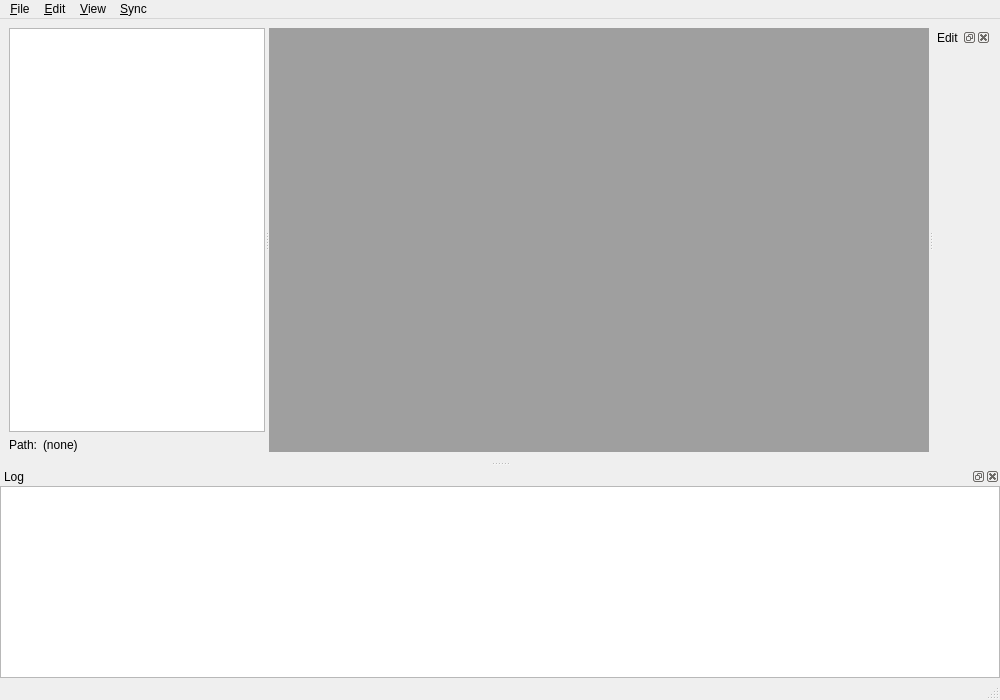
Old version of the form mainwindow.ui in the repository clintonthegeek/TimeBuster.
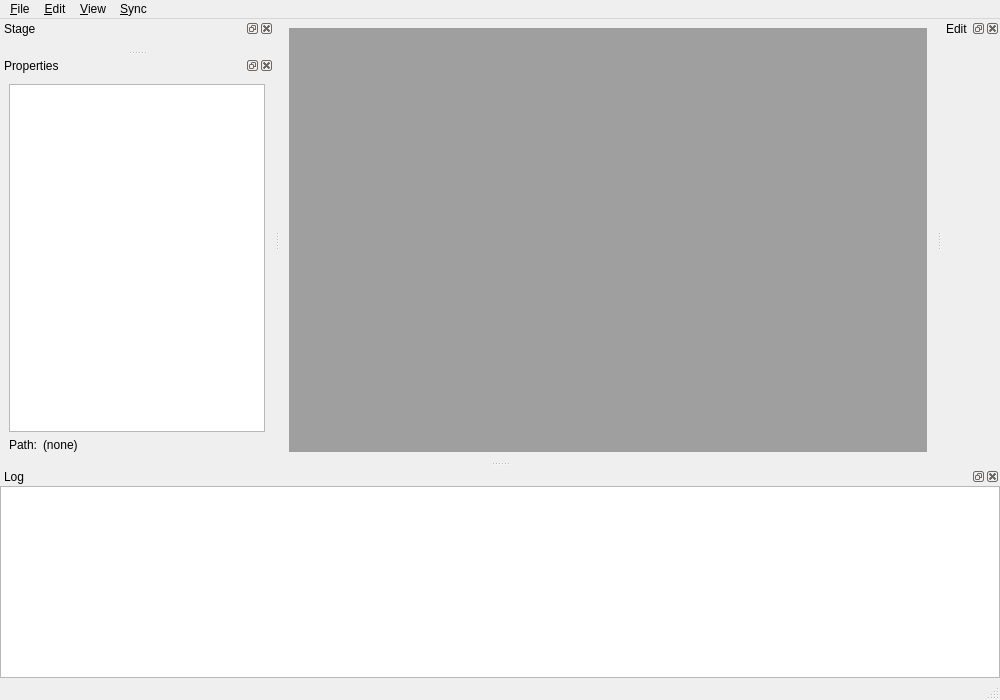
New version of the form.

The edit to the form file:
```diff
--- a/mainwindow.ui
+++ b/mainwindow.ui
@@ -20,35 +20,6 @@
       <property name="orientation">
        <enum>Qt::Horizontal</enum>
       </property>
-      <widget class="QWidget" name="propertiesPane">
-       <layout class="QVBoxLayout" name="propertiesLayout">
-        <item>
-         <widget class="QTreeView" name="collectionTree">
-          <property name="headerHidden">
-           <bool>true</bool>
-          </property>
-         </widget>
-        </item>
-        <item>
-         <layout class="QFormLayout" name="propertiesForm">
-          <item row="0" column="0">
-           <widget class="QLabel" name="labelPath">
-            <property name="text">
-             <string>Path:</string>
-            </property>
-           </widget>
-          </item>
-          <item row="0" column="1">
-           <widget class="QLabel" name="valuePath">
-            <property name="text">
-             <string>(none)</string>
-            </property>
-           </widget>
-          </item>
-         </layout>
-        </item>
-       </layout>
-      </widget>
       <widget class="QMdiArea" name="mdiArea">
        <property name="sizePolicy">
         <sizepolicy hsizetype="Expanding" vsizetype="Expanding">
@@ -57,21 +28,6 @@
         </sizepolicy>
        </property>
       </widget>
-<widget class="QDockWidget" name="editDock">
- <property name="features">
-  <set>QDockWidget::DockWidgetClosable|QDockWidget::DockWidgetMovable|QDockWidget::DockWidgetFloatable</set>
- </property>
- <property name="allowedAreas">
-  <set>Qt::LeftDockWidgetArea|Qt::RightDockWidgetArea</set>
- </property>
- <property name="windowTitle">
-  <string>Edit</string>
- </property>
- <attribute name="dockWidgetArea">
-  <number>2</number> <!-- Right dock -->
- </attribute>
- <widget class="QWidget" name="editPanePlaceholder" /> <!-- Placeholder, replaced by EditPane -->
-</widget>
      </widget>
     </item>
    </layout>
@@ -88,7 +44,83 @@
    <attribute name="dockWidgetArea">
     <number>8</number>
    </attribute>
-   <widget class="QTextEdit" name="logTextEdit"/>
+ <widget class="QTextEdit" name="logTextEdit">
+  <property name="readOnly">
+  <bool>true</bool>
+ </property>
+</widget>
+</widget>
+
+<!-- Moved editDock -->
+<widget class="QDockWidget" name="editDock">
+ <property name="features">
+  <set>QDockWidget::DockWidgetClosable|QDockWidget::DockWidgetMovable|QDockWidget::DockWidgetFloatable</set>
+ </property>
+ <property name="allowedAreas">
+  <set>Qt::LeftDockWidgetArea|Qt::RightDockWidgetArea</set>
+ </property>
+ <property name="windowTitle">
+  <string>Edit</string>
+ </property>
+ <attribute name="dockWidgetArea">
+  <number>2</number> <!-- Right dock -->
+ </attribute>
+ <widget class="QWidget" name="editPanePlaceholder" />
+</widget>
+
+<!-- Moved stageDock -->
+<widget class="QDockWidget" name="stageDock">
+ <property name="features">
+  <set>QDockWidget::DockWidgetClosable|QDockWidget::DockWidgetMovable|QDockWidget::DockWidgetFloatable</set>
+ </property>
+ <property name="allowedAreas">
+  <set>Qt::LeftDockWidgetArea|Qt::RightDockWidgetArea</set>
+ </property>
+ <property name="windowTitle">
+  <string>Stage</string>
+ </property>
+ <attribute name="dockWidgetArea">
+  <number>1</number> <!-- Left dock -->
+ </attribute>
+ <widget class="QWidget" name="stagePanePlaceholder" />
+</widget>
+<!-- Add propertiesDock as a top-level dock widget -->
+<widget class="QDockWidget" name="propertiesDock">
+ <property name="windowTitle">
+  <string>Properties</string>
+ </property>
+ <attribute name="dockWidgetArea">
+  <number>1</number> <!-- Left dock -->
+ </attribute>
+ <widget class="QWidget" name="propertiesPane">
+  <layout class="QVBoxLayout" name="propertiesLayout">
+   <item>
+    <widget class="QTreeView" name="collectionTree">
+     <property name="headerHidden">
+      <bool>true</bool>
+     </property>
+    </widget>
+   </item>
+   <item>
+    <layout class="QFormLayout" name="propertiesForm">
+     <item row="0" column="0">
+      <widget class="QLabel" name="labelPath">
+       <property name="text">
+        <string>Path:</string>
+       </property>
+      </widget>
+     </item>
+     <item row="0" column="1">
+      <widget class="QLabel" name="valuePath">
+       <property name="text">
+        <string>(none)</string>
+       </property>
+      </widget>
+     </item>
+    </layout>
+   </item>
+  </layout>
+ </widget>
   </widget>
   <widget class="QMenuBar" name="menuBar">
    <property name="geometry">
```
Left out of the diff: 1 changed line with no effect on the pictures. Lines whose indentation alone changed are shown as unchanged.
